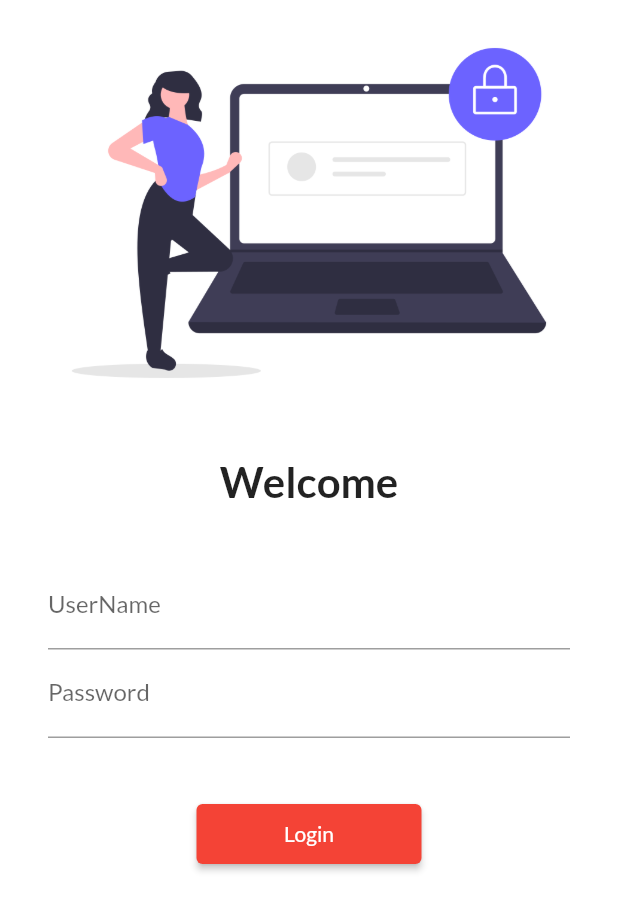
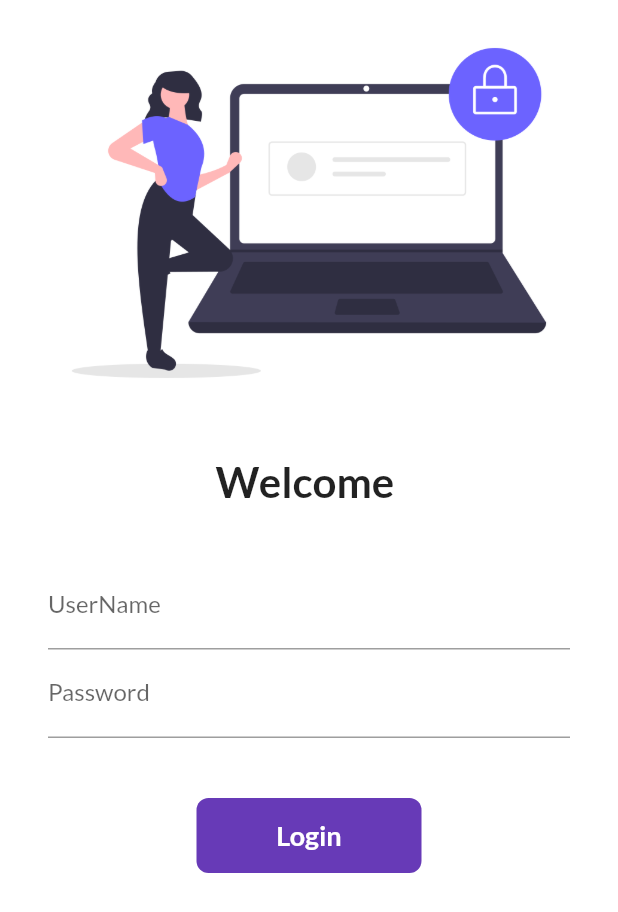
Before and after one commit to nischal-jadhav123/30DaysOfFlutter, a Flutter app: the screen it shows after launch, on a phone screen of 412 x 824 dp. Shown: the top 912 px of the screen. Run offline on Flutter 3.47's test engine with Material 2 defaults, Android fonts, the phone set to English and light mode, and no system bars; our stand-ins replace google_fonts; missing offline and left inert: dart:ffi.

Commit message:
day 6 completed

```diff
--- a/lib/pages/login_page.dart
+++ b/lib/pages/login_page.dart
@@ -3,9 +3,16 @@
 import 'package:flutter/material.dart';
 import 'package:flutter_catalog/utils/routes.dart';
 
-class LoginPage extends StatelessWidget {
+class LoginPage extends StatefulWidget {
   const LoginPage({super.key});
 
+  @override
+  State<LoginPage> createState() => _LoginPageState();
+}
+
+class _LoginPageState extends State<LoginPage> {
+  String name = "";
+  bool changeButton = false;
   @override
   Widget build(BuildContext context) {
     return Material(
@@ -21,7 +28,7 @@ class LoginPage extends StatelessWidget {
               height: 20.0,
             ),
             Text(
-              "Welcome",
+              "Welcome $name",
               style: TextStyle(fontSize: 28, fontWeight: FontWeight.bold),
             ),
             SizedBox(
@@ -33,6 +40,10 @@ class LoginPage extends StatelessWidget {
               child: Column(
                 children: [
                   TextFormField(
+                    onChanged: (value) {
+                      name = value;
+                      setState(() {});
+                    },
                     decoration: InputDecoration(
                         hintText: "Enter User Name", labelText: "UserName"),
                   ),
@@ -44,13 +55,48 @@ class LoginPage extends StatelessWidget {
                   SizedBox(
                     height: 40.0,
                   ),
-                  ElevatedButton(
-                    child: Text("Login"),
-                    onPressed: () {
+                  InkWell(
+                    onTap: () async {
+                      setState(() {
+                        changeButton = true;
+                      });
+                      await Future.delayed(Duration(seconds: 1));
+                      // ignore: use_build_context_synchronously
                       Navigator.pushNamed(context, MyRoutes.homeRoute);
                     },
-                    style: TextButton.styleFrom(minimumSize: Size(150, 40)),
-                  )
+                    child: AnimatedContainer(
+                      width: changeButton ? 50 : 150,
+                      height: 50,
+                      alignment: Alignment.center, // Text
+                      decoration: BoxDecoration(
+                          color: Colors.deepPurple,
+                          // shape: changeButton
+                          //     ? BoxShape.circle
+                          //     : BoxShape.rectangle,
+                          borderRadius:
+                              BorderRadius.circular(changeButton ? 50 : 8)),
+                      duration: Duration(seconds: 1),
+                      child: changeButton
+                          ? Icon(
+                              Icons.done,
+                              color: Colors.white,
+                            )
+                          : Text(
+                              "Login",
+                              style: TextStyle(
+                                  color: Colors.white,
+                                  fontWeight: FontWeight.bold,
+                                  fontSize: 18), // TextStyle
+                            ),
+                    ),
+                  ), // Container
+                  // ElevatedButton(
+                  //   child: Text("Login"),
+                  //   onPressed: () {
+                  //     Navigator.pushNamed(context, MyRoutes.homeRoute);
+                  //   },
+                  //   style: TextButton.styleFrom(minimumSize: Size(150, 40)),
+                  // )
                 ],
               ),
             )
```
